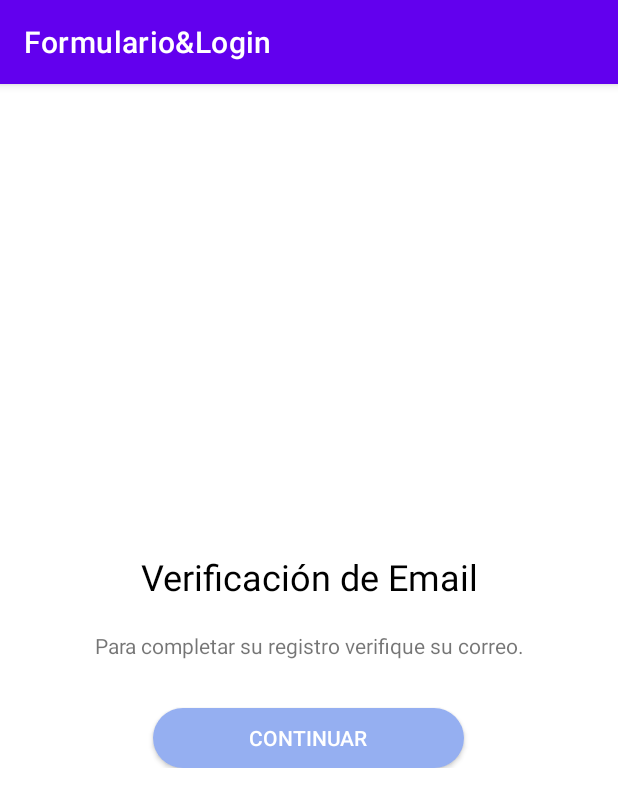
After one commit to ezesalo/Formulario-Login, an Android app: the fragment CheckEmailFragment shown on its own in the app's theme, on a phone screen of 412 x 824 dp. The commit adds this screen. Shown: the top 807 px of the screen. Run offline under Robolectric (Android 15) with nearby library versions, the phone set to English and light mode, and no system bars; our stand-ins replace Firebase (no records; nobody signed in at launch, a user with empty details on screens opened directly).

Commit message:
primera parte de CheckEmail y uso de Views

```diff
--- a/app/build.gradle
+++ b/app/build.gradle
@@ -47,6 +47,8 @@ dependencies {
     implementation platform('com.google.firebase:firebase-bom:28.4.1')
     implementation 'com.google.firebase:firebase-analytics-ktx'
     implementation 'com.google.firebase:firebase-auth-ktx'
+    implementation 'com.google.firebase:firebase-firestore-ktx:21.4.3'
+    implementation 'com.firebaseui:firebase-ui-firestore:5.1.0'
     testImplementation 'junit:junit:4.13.2'
     androidTestImplementation 'androidx.test.ext:junit:1.1.3'
     androidTestImplementation 'androidx.test.espresso:espresso-core:3.4.0'
--- /dev/null
+++ b/app/src/main/java/com/ejercicios/formulariologin/Views/CheckEmailViewModel.kt
@@ -0,0 +1,41 @@
+package com.ejercicios.formulariologin.Views
+
+import android.app.AlertDialog
+import androidx.core.content.ContentProviderCompat.requireContext
+import androidx.lifecycle.ViewModel
+import com.google.firebase.auth.FirebaseAuth
+import com.google.firebase.auth.ktx.auth
+import com.google.firebase.ktx.Firebase
+import kotlin.concurrent.timerTask
+
+class CheckEmailViewModel : ViewModel() {
+    // TODO: Implement the ViewModel
+
+    private var auth: FirebaseAuth = Firebase.auth
+
+
+    fun enviarEmailDeVerificacion (){
+
+        val user = auth.currentUser
+        user!!.sendEmailVerification().addOnCompleteListener(){
+            if (it.isSuccessful){
+                //showAlert()
+
+            }
+
+        }
+    }
+
+
+
+//    private fun showAlert(){
+//        val builder = AlertDialog.Builder(requireContext())
+//        builder.setTitle("Aviso")
+//        builder.setMessage("Hemos enviado un email de verificacion, por favor verifique su casilla.")
+//        builder.setPositiveButton("Aceptar", null)
+//        val dialog: AlertDialog = builder.create()
+//        dialog.show()
+//    }
+
+
+}
--- a/app/src/main/java/com/ejercicios/formulariologin/entities/Movie.kt
+++ /dev/null
@@ -1,4 +0,0 @@
-package com.ejercicios.formulariologin.entities
-
-class Movie {
-}
--- /dev/null
+++ b/app/src/main/java/com/ejercicios/formulariologin/fragments/CheckEmailFragment.kt
@@ -0,0 +1,36 @@
+package com.ejercicios.formulariologin.fragments
+
+import androidx.lifecycle.ViewModelProvider
+import android.os.Bundle
+import androidx.fragment.app.Fragment
+import android.view.LayoutInflater
+import android.view.View
+import android.view.ViewGroup
+import com.ejercicios.formulariologin.R
+import com.ejercicios.formulariologin.Views.CheckEmailViewModel
+
+class CheckEmailFragment : Fragment() {
+
+    lateinit var v: View
+    companion object {
+        fun newInstance() = CheckEmailFragment()
+    }
+
+    private lateinit var viewModel: CheckEmailViewModel
+
+    override fun onCreateView(
+        inflater: LayoutInflater, container: ViewGroup?,
+        savedInstanceState: Bundle?
+    ): View? {
+        v = inflater.inflate(R.layout.check_email_fragment, container, false)
+
+        return v
+    }
+
+    override fun onActivityCreated(savedInstanceState: Bundle?) {
+        super.onActivityCreated(savedInstanceState)
+        viewModel = ViewModelProvider(this).get(CheckEmailViewModel::class.java)
+        // TODO: Use the ViewModel
+    }
+
+}
--- /dev/null
+++ b/app/src/main/res/layout/check_email_fragment.xml
@@ -0,0 +1,54 @@
+<?xml version="1.0" encoding="utf-8"?>
+<androidx.constraintlayout.widget.ConstraintLayout xmlns:android="http://schemas.android.com/apk/res/android"
+    xmlns:app="http://schemas.android.com/apk/res-auto"
+    xmlns:tools="http://schemas.android.com/tools"
+    android:id="@+id/frameLayout5"
+    android:layout_width="match_parent"
+    android:layout_height="match_parent"
+    tools:context=".fragments.CheckEmailFragment">
+
+<LinearLayout
+android:layout_width="match_parent"
+android:layout_height="wrap_content"
+android:orientation="vertical"
+app:layout_constraintBottom_toBottomOf="parent"
+app:layout_constraintEnd_toEndOf="parent"
+app:layout_constraintStart_toStartOf="parent"
+app:layout_constraintTop_toTopOf="parent">
+
+
+<TextView
+    android:id="@+id/verificacionTitulo"
+    android:layout_width="match_parent"
+    android:layout_height="wrap_content"
+    android:layout_marginStart="20dp"
+    android:layout_marginEnd="20dp"
+    android:gravity="center"
+    android:textColor="@color/black"
+    android:text="@string/title_check_email"
+    android:textSize="24sp" />
+
+<TextView
+    android:id="@+id/verificacionTexto"
+    android:layout_width="match_parent"
+    android:layout_height="wrap_content"
+    android:layout_marginStart="20dp"
+    android:layout_marginEnd="20dp"
+    android:layout_marginTop="20sp"
+    android:gravity="center"
+    android:text="@string/subtitle_check_email" />
+
+<androidx.appcompat.widget.AppCompatButton
+    android:id="@+id/verificacionButton"
+    android:layout_width="wrap_content"
+    android:layout_height="40dp"
+    android:layout_marginTop="32dp"
+    android:background="@drawable/ic_button"
+    android:paddingLeft="64dp"
+    android:layout_gravity="center"
+    android:paddingRight="64dp"
+    android:text="@string/continue_check_email"
+    android:textColor="@color/white" />
+
+</LinearLayout>
+    </androidx.constraintlayout.widget.ConstraintLayout>
--- a/app/src/main/res/values/strings.xml
+++ b/app/src/main/res/values/strings.xml
@@ -12,4 +12,7 @@
     <string name="recovery_password">Olvide mi contraseña</string>
     <string name="primer_text_registro">¿Aún no estas registrado? Hace click</string>
     <string name="segundo_text_registro">Aqui</string>
+    <string name="title_check_email">Verificación de Email</string>
+    <string name="subtitle_check_email">Para completar su registro verifique su correo.</string>
+    <string name="continue_check_email">Continuar</string>
 </resources>
```
Also changed, not shown: app/src/main/java/com/ejercicios/formulariologin/Views/LoginViewModel.kt (+27 -1 lines), app/src/main/java/com/ejercicios/formulariologin/Views/RegistroViewModel.kt (+11 -0 lines), app/src/main/java/com/ejercicios/formulariologin/fragments/LoginFragment.kt (+12 -8 lines), app/src/main/java/com/ejercicios/formulariologin/fragments/RegistroFragment.kt (+9 -5 lines).
